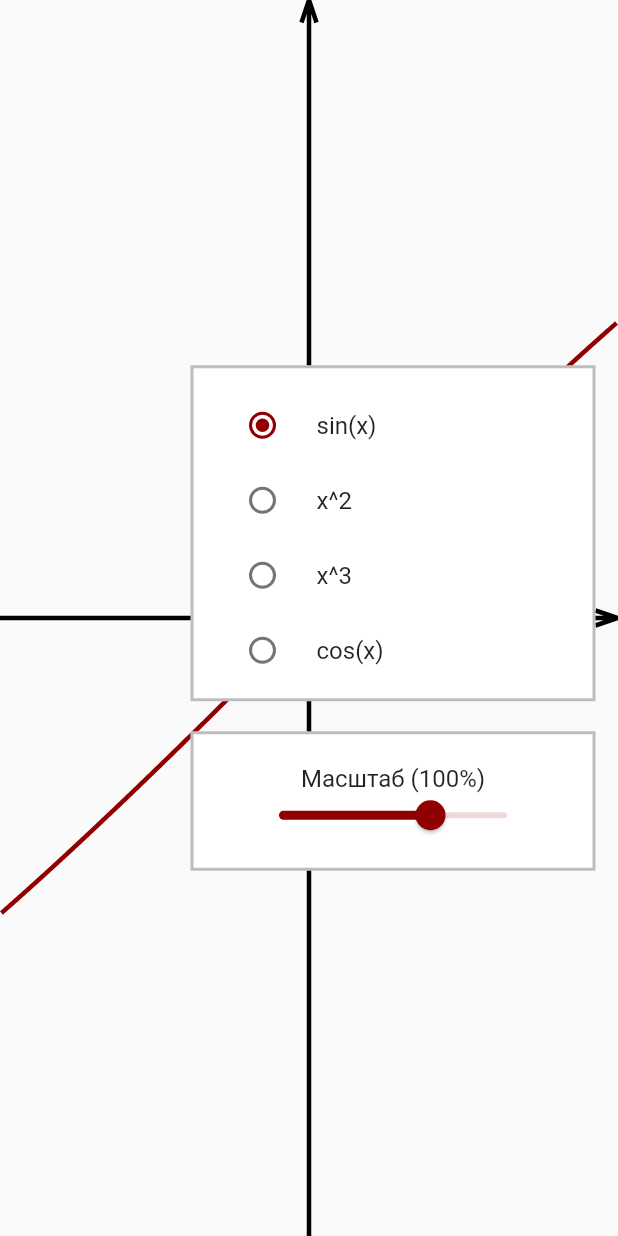
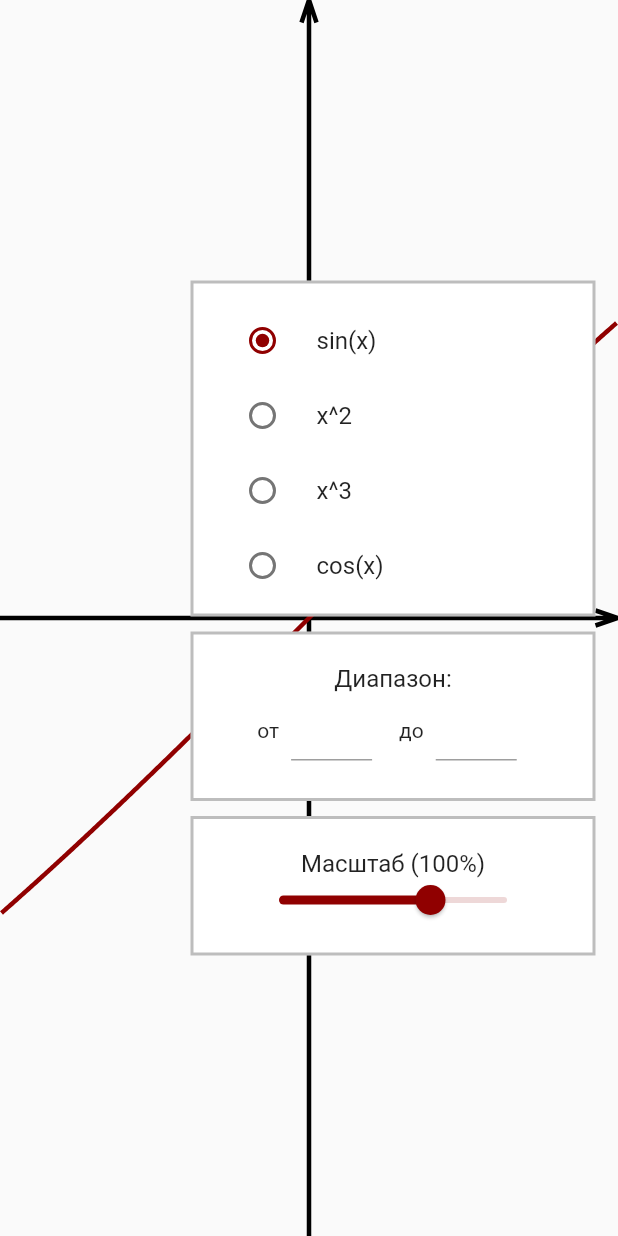
Before and after one commit to vaimon/graph_painter, a Flutter app: the screen it shows after launch, on a phone screen of 412 x 824 dp. Run offline on Flutter 3.47's test engine with Material 2 defaults, Android fonts, the light colour scheme and no system bars.

Commit message:
limitations adjustment

```diff
--- a/lib/constants.dart
+++ b/lib/constants.dart
@@ -2,21 +2,21 @@ import 'dart:math';
 
 class FunctionsHelper {
   static List<Function(double)> functions = [
-  (double x) => sin(x),
-  (double x) => pow(x, 2),
-  (double x) => pow(x,3),
-  (double x) => cos(x),
+    (double x) => sin(x),
+    (double x) => pow(x, 2),
+    (double x) => pow(x, 3),
+    (double x) => cos(x),
   ];
 
-  static List<String> functionNames = [
-    "sin(x)",
-    "x^2",
-    "x^3",
-    "cos(x)"
-  ];
+  static List<String> functionNames = ["sin(x)", "x^2", "x^3", "cos(x)"];
 }
 
-class WorldState {
-  static Function(double) function = FunctionsHelper.functions[0];
-  static double size = 100;
+class Range {
+  double start, end;
+
+  Range(this.start, this.end);
+
+  bool isInRange(double x) {
+    return x >= start && x <= end;
+  }
 }
--- a/lib/main.dart
+++ b/lib/main.dart
@@ -3,6 +3,7 @@ import 'package:flutter/material.dart';
 import 'package:graph_painter/constants.dart';
 import 'package:graph_painter/function_settings.dart';
 import 'package:graph_painter/painter.dart';
+import 'package:graph_painter/range_settings.dart';
 import 'package:graph_painter/size_settings.dart';
 
 void main() {
@@ -18,6 +19,7 @@ class MyApp extends StatefulWidget {
 class _MyAppState extends State<MyApp> {
   Function(double) function;
   double size;
+  Range range;
 
   setSize(double newSize) {
     setState(() {
@@ -31,10 +33,17 @@ class _MyAppState extends State<MyApp> {
     });
   }
 
+  setRange(Range newRange) {
+    setState(() {
+      range = newRange;
+    });
+  }
+
   @override
   void initState() {
     size = 100;
     function = FunctionsHelper.functions[0];
+    range = Range(double.negativeInfinity, double.infinity);
     super.initState();
   }
 
@@ -53,7 +62,7 @@ class _MyAppState extends State<MyApp> {
                 width: double.infinity,
                 height: double.infinity,
                 child: CustomPaint(
-                  painter: GraphPainter(function, size),
+                  painter: GraphPainter(function, size, range),
                 ),
               ),
               Align(
@@ -66,9 +75,12 @@ class _MyAppState extends State<MyApp> {
                       FunctionSettings(
                         functionCallback: setFunction,
                       ),
+                      RangeSettings(
+                        settingCallback: setRange,
+                      ),
                       SizeSettings(
                         settingCallback: setSize,
-                      )
+                      ),
                     ],
                   ),
                 ),
--- a/lib/painter.dart
+++ b/lib/painter.dart
@@ -1,12 +1,14 @@
 import 'package:flutter/cupertino.dart';
 import 'package:flutter/material.dart';
+import 'package:graph_painter/constants.dart';
 
 class GraphPainter extends CustomPainter {
   final Function(double) function;
   double scaleSize;
   double oneScale;
+  Range range;
 
-  GraphPainter(this.function, this.scaleSize);
+  GraphPainter(this.function, this.scaleSize, this.range);
 
   @override
   void paint(Canvas canvas, Size size) {
@@ -62,10 +64,17 @@ class GraphPainter extends CustomPainter {
     var graphPath = Path();
     graphPath.moveTo(size.width/2, size.height/2 - function(0) * oneScale);
     for(double x = 0; x < size.width/2; x++){
+      if(!range.isInRange(x/oneScale)){
+        break;
+      }
       graphPath.lineTo(x + size.width/2, size.height/2 - function(x/oneScale) * oneScale);
     }
     graphPath.moveTo(size.width/2, size.height/2 - function(0) * oneScale);
+    print("range: ${range.start} ${range.end}");
     for(double x = 0; x < size.width/2; x++){
+      if(!range.isInRange(-x/oneScale)){
+        break;
+      }
       graphPath.lineTo(-x + size.width/2, size.height/2 - function(-x/oneScale) * oneScale);
     }
     canvas.drawPath(graphPath, redPainter);
@@ -75,7 +84,7 @@ class GraphPainter extends CustomPainter {
 
   @override
   bool shouldRepaint(covariant GraphPainter oldDelegate) {
-    return oldDelegate.function != function || oldDelegate.scaleSize != scaleSize;
+    return oldDelegate.function != function || oldDelegate.scaleSize != scaleSize || oldDelegate.range != range;
   }
 
 }
--- /dev/null
+++ b/lib/range_settings.dart
@@ -0,0 +1,97 @@
+import 'dart:ui';
+
+import 'package:flutter/material.dart';
+import 'package:flutter/services.dart';
+
+import 'constants.dart';
+
+class RangeSettings extends StatefulWidget {
+  final Function(Range) settingCallback;
+
+  const RangeSettings({Key key, this.settingCallback}) : super(key: key);
+
+  @override
+  _RangeSettingsState createState() => _RangeSettingsState();
+}
+
+class _RangeSettingsState extends State<RangeSettings> {
+  Range currentRange = Range(double.negativeInfinity, double.infinity);
+
+  @override
+  Widget build(BuildContext context) {
+    return Container(
+      padding: EdgeInsets.symmetric(
+        vertical: 20,
+      ),
+      decoration: BoxDecoration(
+        color: Colors.white,
+        border: Border.all(
+          color: Colors.black26,
+          width: 2,
+        ),
+      ),
+      width: 270,
+      child: Column(
+        mainAxisAlignment: MainAxisAlignment.center,
+        crossAxisAlignment: CrossAxisAlignment.center,
+        children: [
+          Text(
+            "Диапазон:",
+            style: TextStyle(
+              fontSize: 16,
+            ),
+          ),
+          Container(
+              height: 50,
+              width: 200,
+              child: Row(
+                children: [
+                  Text("от"),
+                  Container(
+                    padding: EdgeInsets.symmetric(horizontal: 8),
+                    width: 70,
+                    height: 40,
+                    child: TextField(
+                      onChanged: (text) {
+                        setState(() {
+                          var input = double.tryParse(text);
+                          currentRange.start = input == null? double.negativeInfinity : input;
+                          widget.settingCallback(currentRange);
+                        });
+                      },
+                      inputFormatters: [
+                        FilteringTextInputFormatter.allow(
+                            RegExp(r'(^[+-]?\d*\.?\d{0,2})'))
+                      ],
+                    ),
+                  ),
+                  SizedBox.fromSize(
+                    size: Size(10, 1),
+                  ),
+                  Text("до"),
+                  Container(
+                    padding: EdgeInsets.symmetric(horizontal: 8),
+                    width: 70,
+                    height: 40,
+                    child: TextField(
+                      onChanged: (text) {
+                        setState(() {
+                          var input = double.tryParse(text);
+                          currentRange.end = input == null? double.infinity : input;
+                          widget.settingCallback(currentRange);
+                        });
+                      },
+                      inputFormatters: [
+                        FilteringTextInputFormatter.allow(
+                            RegExp(r'(^[+-]?\d*\.?\d{0,2})'))
+                      ],
+                    ),
+                  ),
+                ],
+                mainAxisAlignment: MainAxisAlignment.center,
+              )),
+        ],
+      ),
+    );
+  }
+}
```
